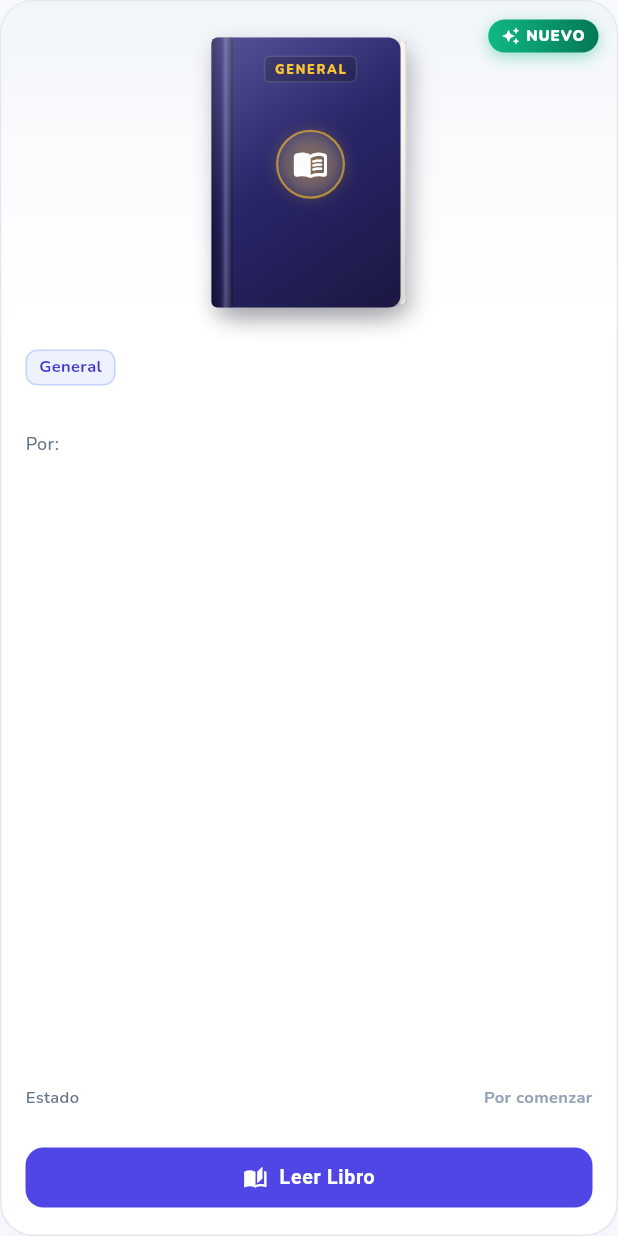
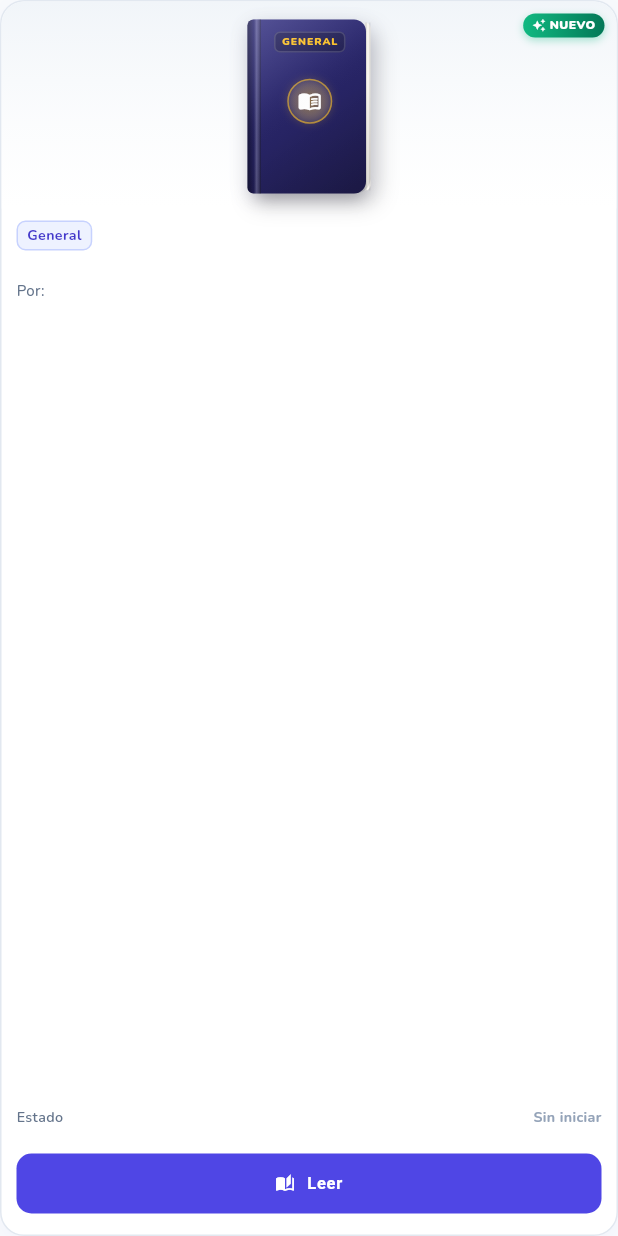
Before and after one commit to Jesus11141/Guia_estudio_front, a Flutter app: the BookCard3D widget shown alone on an empty page, opened directly with empty values, on a phone screen of 412 x 824 dp. Run offline on Flutter 3.47's test engine with Material 3 defaults, Android fonts, the light colour scheme and no system bars; our stand-ins replace dio, file_picker, flutter_riverpod, flutter_tts, google_fonts, shared_preferences; missing offline and left inert: dart:js_interop; accounts and stored records are empty.

Commit message:
feat(mobile): modern 2-column responsive layout for student books library

```diff
--- a/lib/screens/books_screen.dart
+++ b/lib/screens/books_screen.dart
@@ -64,9 +64,9 @@ class _BooksScreenState extends ConsumerState<BooksScreen> {
                   SliverToBoxAdapter(
                     child: Padding(
                       padding: EdgeInsets.fromLTRB(
-                        isMobile ? 16 : 24,
-                        isMobile ? 16 : 32,
-                        isMobile ? 16 : 24,
+                        isMobile ? 12 : 24,
+                        isMobile ? 14 : 32,
+                        isMobile ? 12 : 24,
                         isMobile ? 14 : 20,
                       ),
                       child: Container(
@@ -123,7 +123,7 @@ class _BooksScreenState extends ConsumerState<BooksScreen> {
                   // Search and Category Filters
                   SliverToBoxAdapter(
                     child: Padding(
-                      padding: EdgeInsets.symmetric(horizontal: isMobile ? 16.0 : 24.0),
+                      padding: EdgeInsets.symmetric(horizontal: isMobile ? 12.0 : 24.0),
                       child: Column(
                         crossAxisAlignment: CrossAxisAlignment.start,
                         children: [
@@ -235,14 +235,21 @@ class _BooksScreenState extends ConsumerState<BooksScreen> {
                     )
                   else
                     SliverPadding(
-                      padding: EdgeInsets.symmetric(horizontal: isMobile ? 16 : 24),
+                      padding: EdgeInsets.symmetric(horizontal: isMobile ? 12 : 24),
                       sliver: SliverGrid(
-                        gridDelegate: SliverGridDelegateWithMaxCrossAxisExtent(
-                          maxCrossAxisExtent: isMobile ? 360 : 310,
-                          mainAxisExtent: isMobile ? 470 : 490,
-                          crossAxisSpacing: isMobile ? 14 : 20,
-                          mainAxisSpacing: isMobile ? 14 : 20,
-                        ),
+                        gridDelegate: isMobile
+                            ? const SliverGridDelegateWithFixedCrossAxisCount(
+                                crossAxisCount: 2,
+                                mainAxisExtent: 315,
+                                crossAxisSpacing: 10,
+                                mainAxisSpacing: 12,
+                              )
+                            : const SliverGridDelegateWithMaxCrossAxisExtent(
+                                maxCrossAxisExtent: 310,
+                                mainAxisExtent: 490,
+                                crossAxisSpacing: 20,
+                                mainAxisSpacing: 20,
+                              ),
                         delegate: SliverChildBuilderDelegate(
                           (context, index) {
                             final book = filteredBooks[index];
@@ -368,36 +375,41 @@ class BookCard3D extends ConsumerStatefulWidget {
 class _BookCard3DState extends ConsumerState<BookCard3D> {
   bool _isHovered = false;
 
-  Widget _buildBadge(int index, int progress) {
+  Widget _buildBadge(int index, int progress, bool isMobile) {
     if (progress >= 100) {
       return _badgeContainer(
         gradient: const [Color(0xFF10B981), Color(0xFF059669)],
         icon: Icons.check_circle_rounded,
         text: 'LEÍDO',
+        isMobile: isMobile,
       );
     } else if (progress > 0) {
       return _badgeContainer(
         gradient: const [Color(0xFF3B82F6), Color(0xFF1D4ED8)],
         icon: Icons.auto_stories,
         text: 'EN CURSO',
+        isMobile: isMobile,
       );
     } else if (index % 3 == 0) {
       return _badgeContainer(
         gradient: const [Color(0xFF10B981), Color(0xFF047857)],
         icon: Icons.auto_awesome,
         text: 'NUEVO',
+        isMobile: isMobile,
       );
     } else if (index % 3 == 1) {
       return _badgeContainer(
         gradient: const [Color(0xFFF97316), Color(0xFFDC2626)],
         icon: Icons.local_fire_department_rounded,
-        text: 'MÁS LEÍDO',
+        text: isMobile ? 'TOP' : 'MÁS LEÍDO',
+        isMobile: isMobile,
       );
     } else {
       return _badgeContainer(
         gradient: const [Color(0xFFF59E0B), Color(0xFFD97706)],
         icon: Icons.star_rounded,
-        text: 'DESTACADO',
+        text: isMobile ? 'TOP' : 'DESTACADO',
+        isMobile: isMobile,
       );
     }
   }
@@ -406,32 +418,36 @@ class _BookCard3DState extends ConsumerState<BookCard3D> {
     required List<Color> gradient,
     required IconData icon,
     required String text,
+    bool isMobile = false,
   }) {
     return Container(
-      padding: const EdgeInsets.symmetric(horizontal: 9, vertical: 4),
+      padding: EdgeInsets.symmetric(
+        horizontal: isMobile ? 6 : 9,
+        vertical: isMobile ? 2.5 : 4,
+      ),
       decoration: BoxDecoration(
         gradient: LinearGradient(colors: gradient),
-        borderRadius: BorderRadius.circular(12),
+        borderRadius: BorderRadius.circular(isMobile ? 8 : 12),
         boxShadow: [
           BoxShadow(
-            color: gradient.first.withOpacity(0.4),
-            blurRadius: 8,
-            offset: const Offset(0, 3),
+            color: gradient.first.withOpacity(0.35),
+            blurRadius: isMobile ? 4 : 8,
+            offset: Offset(0, isMobile ? 2 : 3),
           )
         ],
       ),
       child: Row(
         mainAxisSize: MainAxisSize.min,
         children: [
-          Icon(icon, color: Colors.white, size: 12),
-          const SizedBox(width: 4),
+          Icon(icon, color: Colors.white, size: isMobile ? 9 : 12),
+          SizedBox(width: isMobile ? 2.5 : 4),
           Text(
             text,
-            style: const TextStyle(
+            style: TextStyle(
               color: Colors.white,
-              fontSize: 10,
+              fontSize: isMobile ? 8 : 10,
               fontWeight: FontWeight.w900,
-              letterSpacing: 0.6,
+              letterSpacing: isMobile ? 0.3 : 0.6,
             ),
           ),
         ],
@@ -439,14 +455,17 @@ class _BookCard3DState extends ConsumerState<BookCard3D> {
     );
   }
 
-  Widget _build3DBookCover(BookPalette palette) {
+  Widget _build3DBookCover(BookPalette palette, bool isMobile) {
+    final bookWidth = isMobile ? 82.0 : 130.0;
+    final bookHeight = isMobile ? 116.0 : 180.0;
+
     return AnimatedScale(
       scale: _isHovered ? 1.05 : 1.0,
       duration: const Duration(milliseconds: 200),
       child: AnimatedContainer(
         duration: const Duration(milliseconds: 200),
-        width: 130,
-        height: 180,
+        width: bookWidth,
+        height: bookHeight,
         decoration: BoxDecoration(
           borderRadius: const BorderRadius.only(
             topLeft: Radius.circular(4),
@@ -474,7 +493,7 @@ class _BookCard3DState extends ConsumerState<BookCard3D> {
               right: 0,
               top: 2,
               bottom: 2,
-              width: 5,
+              width: isMobile ? 3.5 : 5,
               child: Container(
                 decoration: BoxDecoration(
                   color: const Color(0xFFF8F5EE),
@@ -492,9 +511,14 @@ class _BookCard3DState extends ConsumerState<BookCard3D> {
 
             // 2. Superficie Principal de la Carátula
             Positioned.fill(
-              right: 4,
+              right: isMobile ? 3 : 4,
               child: Container(
-                padding: const EdgeInsets.fromLTRB(16, 12, 10, 12),
+                padding: EdgeInsets.fromLTRB(
+                  isMobile ? 10 : 16,
+                  isMobile ? 8 : 12,
+                  isMobile ? 6 : 10,
+                  isMobile ? 8 : 12,
+                ),
                 decoration: BoxDecoration(
                   gradient: LinearGradient(
                     colors: palette.gradient,
@@ -514,7 +538,10 @@ class _BookCard3DState extends ConsumerState<BookCard3D> {
                   children: [
                     // Etiqueta superior de categoría
                     Container(
-                      padding: const EdgeInsets.symmetric(horizontal: 6, vertical: 2),
+                      padding: EdgeInsets.symmetric(
+                        horizontal: isMobile ? 4 : 6,
+                        vertical: isMobile ? 1 : 2,
+                      ),
                       decoration: BoxDecoration(
                         color: Colors.black.withOpacity(0.25),
                         borderRadius: BorderRadius.circular(4),
@@ -524,9 +551,9 @@ class _BookCard3DState extends ConsumerState<BookCard3D> {
                         widget.book.category.toUpperCase(),
                         style: TextStyle(
                           color: palette.accentColor,
-                          fontSize: 8.5,
+                          fontSize: isMobile ? 7.0 : 8.5,
                           fontWeight: FontWeight.w900,
-                          letterSpacing: 1.1,
+                          letterSpacing: isMobile ? 0.6 : 1.1,
                         ),
                         maxLines: 1,
                         overflow: TextOverflow.ellipsis,
@@ -535,8 +562,8 @@ class _BookCard3DState extends ConsumerState<BookCard3D> {
 
                     // Emblema Central
                     Container(
-                      width: 46,
-                      height: 46,
+                      width: isMobile ? 30 : 46,
+                      height: isMobile ? 30 : 46,
                       decoration: BoxDecoration(
                         shape: BoxShape.circle,
                         gradient: RadialGradient(
@@ -545,11 +572,14 @@ class _BookCard3DState extends ConsumerState<BookCard3D> {
                             Colors.white.withOpacity(0.05),
                           ],
                         ),
-                        border: Border.all(color: palette.accentColor.withOpacity(0.6), width: 1.5),
+                        border: Border.all(
+                          color: palette.accentColor.withOpacity(0.6),
+                          width: isMobile ? 1.0 : 1.5,
+                        ),
                         boxShadow: [
                           BoxShadow(
                             color: palette.accentColor.withOpacity(0.2),
-                            blurRadius: 8,
+                            blurRadius: isMobile ? 4 : 8,
                           ),
                         ],
                       ),
@@ -557,7 +587,7 @@ class _BookCard3DState extends ConsumerState<BookCard3D> {
                         child: Icon(
                           palette.icon,
                           color: Colors.white,
-                          size: 24,
+                          size: isMobile ? 16 : 24,
                         ),
                       ),
                     ),
@@ -569,25 +599,25 @@ class _BookCard3DState extends ConsumerState<BookCard3D> {
                         Text(
                           widget.book.title,
                           textAlign: TextAlign.center,
-                          style: const TextStyle(
+                          style: TextStyle(
                             color: Colors.white,
-                            fontSize: 11,
+                            fontSize: isMobile ? 8.5 : 11,
                             fontWeight: FontWeight.bold,
                             height: 1.15,
-                            shadows: [
+                            shadows: const [
                               Shadow(color: Colors.black54, blurRadius: 4, offset: Offset(0, 1)),
                             ],
                           ),
                           maxLines: 2,
                           overflow: TextOverflow.ellipsis,
                         ),
-                        const SizedBox(height: 3),
+                        SizedBox(height: isMobile ? 2 : 3),
                         Text(
                           widget.book.author,
                           textAlign: TextAlign.center,
                           style: TextStyle(
                             color: Colors.white.withOpacity(0.75),
-                            fontSize: 9,
+                            fontSize: isMobile ? 7.0 : 9,
                             fontWeight: FontWeight.w500,
                           ),
                           maxLines: 1,
@@ -605,7 +635,7 @@ class _BookCard3DState extends ConsumerState<BookCard3D> {
               left: 0,
               top: 0,
               bottom: 0,
-              width: 14,
+              width: isMobile ? 9 : 14,
               child: Container(
                 decoration: BoxDecoration(
                   borderRadius: const BorderRadius.only(
@@ -659,7 +689,7 @@ class _BookCard3DState extends ConsumerState<BookCard3D> {
     );
   }
 
-  Widget _buildProgressBar(int progress, bool isDark) {
+  Widget _buildProgressBar(int progress, bool isDark, bool isMobile) {
     final pct = (progress / 100.0).clamp(0.0, 1.0);
     return Column(
       crossAxisAlignment: CrossAxisAlignment.start,
@@ -670,15 +700,17 @@ class _BookCard3DState extends ConsumerState<BookCard3D> {
             Text(
               progress > 0 ? 'Progreso' : 'Estado',
               style: TextStyle(
-                fontSize: 11,
+                fontSize: isMobile ? 9.5 : 11,
                 fontWeight: FontWeight.w600,
                 color: isDark ? const Color(0xFF94A3B8) : const Color(0xFF64748B),
               ),
             ),
             Text(
-              progress == 100 ? '¡Completado! 🎉' : (progress > 0 ? '$progress%' : 'Por comenzar'),
+              progress == 100
+                  ? (isMobile ? '¡Leído! 🎉' : '¡Completado! 🎉')
+                  : (progress > 0 ? '$progress%' : (isMobile ? 'Sin iniciar' : 'Por comenzar')),
               style: TextStyle(
-                fontSize: 11,
+                fontSize: isMobile ? 9.5 : 11,
                 fontWeight: FontWeight.bold,
                 color: progress == 100
                     ? const Color(0xFF10B981)
@@ -687,11 +719,11 @@ class _BookCard3DState extends ConsumerState<BookCard3D> {
             ),
           ],
         ),
-        const SizedBox(height: 5),
+        SizedBox(height: isMobile ? 3 : 5),
         ClipRRect(
           borderRadius: BorderRadius.circular(4),
           child: Container(
-            height: 6,
+            height: isMobile ? 4 : 6,
             color: isDark ? const Color(0xFF334155) : const Color(0xFFE2E8F0),
             child: FractionallySizedBox(
               alignment: Alignment.centerLeft,
@@ -718,6 +750,7 @@ class _BookCard3DState extends ConsumerState<BookCard3D> {
     final progress = prefs.getInt('book_progress_${widget.book.id}') ?? 0;
     final palette = BookPalette.getForCategory(widget.book.category);
     final isDark = Theme.of(context).brightness == Brightness.dark;
+    final isMobile = MediaQuery.of(context).size.width < 600;
 
     return MouseRegion(
       onEnter: (_) => setState(() => _isHovered = true),
@@ -726,7 +759,7 @@ class _BookCard3DState extends ConsumerState<BookCard3D> {
         duration: const Duration(milliseconds: 200),
         decoration: BoxDecoration(
           color: isDark ? const Color(0xFF1E293B) : Colors.white,
-          borderRadius: BorderRadius.circular(22),
+          borderRadius: BorderRadius.circular(isMobile ? 16 : 22),
           border: Border.all(
             color: _isHovered
                 ? const Color(0xFF818CF8)
@@ -746,12 +779,12 @@ class _BookCard3DState extends ConsumerState<BookCard3D> {
           children: [
             // ─── 1. ZONA SUPERIOR: ESCENARIO 3D DEL LIBRO Y BADGE ───────────
             Container(
-              height: 220,
+              height: isMobile ? 138 : 220,
               decoration: BoxDecoration(
                 color: isDark ? const Color(0xFF0F172A) : const Color(0xFFF8FAFC),
-                borderRadius: const BorderRadius.only(
-                  topLeft: Radius.circular(21),
-                  topRight: Radius.circular(21),
+                borderRadius: BorderRadius.only(
+                  topLeft: Radius.circular(isMobile ? 15 : 21),
+                  topRight: Radius.circular(isMobile ? 15 : 21),
                 ),
                 gradient: LinearGradient(
                   begin: Alignment.topCenter,
@@ -766,17 +799,17 @@ class _BookCard3DState extends ConsumerState<BookCard3D> {
                 children: [
                   // Sombra del pedestal / estante
                   Positioned(
-                    bottom: 12,
+                    bottom: isMobile ? 8 : 12,
                     child: Container(
-                      width: 110,
-                      height: 12,
+                      width: isMobile ? 70 : 110,
+                      height: isMobile ? 8 : 12,
                       decoration: BoxDecoration(
                         borderRadius: BorderRadius.circular(50),
                         boxShadow: [
                           BoxShadow(
                             color: Colors.black.withOpacity(0.20),
-                            blurRadius: 14,
-                            spreadRadius: 2,
+                            blurRadius: isMobile ? 8 : 14,
+                            spreadRadius: isMobile ? 1 : 2,
                           ),
                         ],
                       ),
@@ -785,15 +818,15 @@ class _BookCard3DState extends ConsumerState<BookCard3D> {
 
                   // El Libro en 3D
                   Positioned(
-                    bottom: 16,
-                    child: _build3DBookCover(palette),
+                    bottom: isMobile ? 10 : 16,
+                    child: _build3DBookCover(palette, isMobile),
                   ),
 
                   // Badge de Estado Flotante en la esquina
                   Positioned(
-                    top: 12,
-                    right: 12,
-                    child: _buildBadge(widget.index, progress),
+                    top: isMobile ? 8 : 12,
+                    right: isMobile ? 8 : 12,
+                    child: _buildBadge(widget.index, progress, isMobile),
                   ),
                 ],
               ),
@@ -802,7 +835,12 @@ class _BookCard3DState extends ConsumerState<BookCard3D> {
             // ─── 2. ZONA INFERIOR: METADATOS Y ACCIONES ────────────────────
             Expanded(
               child: Padding(
-                padding: const EdgeInsets.fromLTRB(16, 12, 16, 14),
+                padding: EdgeInsets.fromLTRB(
+                  isMobile ? 10 : 16,
+                  isMobile ? 8 : 12,
+                  isMobile ? 10 : 16,
+                  isMobile ? 10 : 14,
+                ),
                 child: Column(
                   crossAxisAlignment: CrossAxisAlignment.start,
                   mainAxisAlignment: MainAxisAlignment.spaceBetween,
@@ -812,10 +850,13 @@ class _BookCard3DState extends ConsumerState<BookCard3D> {
                       children: [
                         // Chip de categoría
                         Container(
-                          padding: const EdgeInsets.symmetric(horizontal: 8, vertical: 3),
+                          padding: EdgeInsets.symmetric(
+                            horizontal: isMobile ? 6 : 8,
+                            vertical: isMobile ? 2 : 3,
+                          ),
                           decoration: BoxDecoration(
                             color: isDark ? const Color(0xFF312E81) : const Color(0xFFEEF2FF),
-                            borderRadius: BorderRadius.circular(8),
+                            borderRadius: BorderRadius.circular(isMobile ? 6 : 8),
                             border: Border.all(
                               color: isDark ? const Color(0xFF4338CA) : const Color(0xFFC7D2FE)),
                           ),
@@ -823,34 +864,34 @@ class _BookCard3DState extends ConsumerState<BookCard3D> {
                             widget.book.category,
                             style: TextStyle(
                               color: isDark ? const Color(0xFFA5B4FC) : const Color(0xFF4338CA),
-                              fontSize: 11,
+                              fontSize: isMobile ? 9.5 : 11,
                               fontWeight: FontWeight.bold,
                             ),
                             maxLines: 1,
                             overflow: TextOverflow.ellipsis,
                           ),
                         ),
-                        const SizedBox(height: 8),
+                        SizedBox(height: isMobile ? 4 : 8),
 
                         // Título del libro
                         Text(
                           widget.book.title,
                           style: TextStyle(
-                            fontSize: 15,
+                            fontSize: isMobile ? 12.0 : 15,
                             fontWeight: FontWeight.bold,
                             color: isDark ? const Color(0xFFF1F5F9) : const Color(0xFF1E293B),
-                            height: 1.2,
+                            height: 1.15,
                           ),
                           maxLines: 2,
                           overflow: TextOverflow.ellipsis,
                         ),
-                        const SizedBox(height: 4),
+                        SizedBox(height: isMobile ? 2 : 4),
 
                         // Autor
                         Text(
                           'Por: ${widget.book.author}',
                           style: TextStyle(
-                            fontSize: 12,
+                            fontSize: isMobile ? 10.0 : 12,
                             fontWeight: FontWeight.w500,
                             color: isDark ? const Color(0xFF94A3B8) : const Color(0xFF64748B),
                           ),
@@ -863,23 +904,28 @@ class _BookCard3DState extends ConsumerState<BookCard3D> {
                     // Barra de progreso y botón de acción
                     Column(
                       children: [
-                        _buildProgressBar(progress, isDark),
-                        const SizedBox(height: 10),
+                        _buildProgressBar(progress, isDark, isMobile),
+                        SizedBox(height: isMobile ? 6 : 10),
                         SizedBox(
                           width: double.infinity,
                           child: ElevatedButton.icon(
-                            icon: const Icon(Icons.auto_stories, size: 16),
+                            icon: Icon(Icons.auto_stories, size: isMobile ? 13 : 16),
                             label: Text(
-                              progress > 0 ? 'Continuar Lectura' : 'Leer Libro',
-                              style: const TextStyle(fontWeight: FontWeight.bold, fontSize: 13),
+                              progress > 0
+                                  ? (progress == 100 ? (isMobile ? 'Releer' : 'Releer Libro') : (isMobile ? 'Continuar' : 'Continuar Lectura'))
+                                  : (isMobile ? 'Leer' : 'Leer Libro'),
+                              style: TextStyle(
+                                fontWeight: FontWeight.bold,
+                                fontSize: isMobile ? 11 : 13,
+                              ),
                             ),
                             style: ElevatedButton.styleFrom(
                               backgroundColor: const Color(0xFF4F46E5),
                               foregroundColor: Colors.white,
                               elevation: 0,
-                              padding: const EdgeInsets.symmetric(vertical: 10),
+                              padding: EdgeInsets.symmetric(vertical: isMobile ? 7 : 10),
                               shape: RoundedRectangleBorder(
-                                borderRadius: BorderRadius.circular(12),
+                                borderRadius: BorderRadius.circular(isMobile ? 10 : 12),
                               ),
                             ),
                             onPressed: widget.onRead,
```
